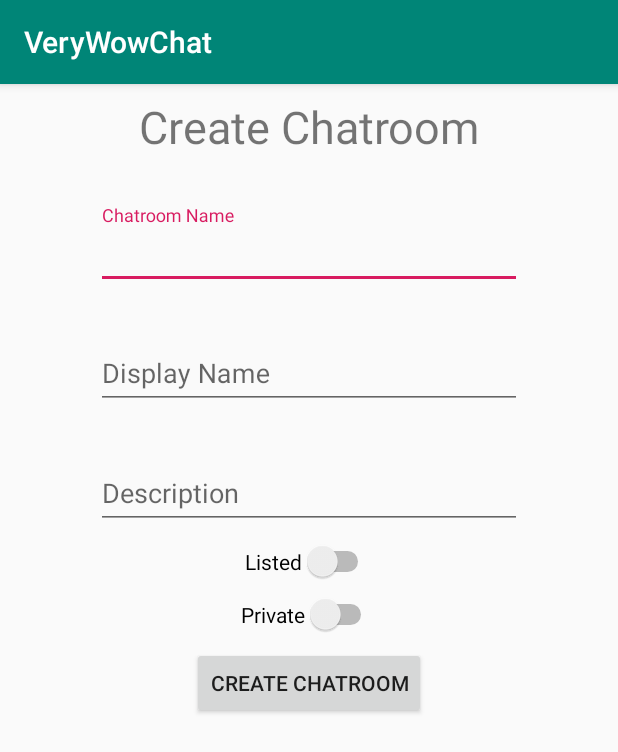
After one commit to Hieuvphan/Hugbundarverkefni2_Android, an Android app: the CreateChatroomActivity screen opened directly, with no data from a screen before it, on a phone screen of 412 x 824 dp. The commit adds this screen. Shown: the top 752 px of the screen. Run offline under Robolectric (Android 15) with nearby library versions, the phone set to English and light mode, and no system bars.

Commit message:
byrja á create chatroom virkni

```diff
--- a/VeryWowChat/app/src/main/AndroidManifest.xml
+++ b/VeryWowChat/app/src/main/AndroidManifest.xml
@@ -15,6 +15,7 @@
         <activity android:name=".RegisterActivity"
                   android:noHistory="true" ></activity>
         <activity android:name=".HomeActivity" />
+        <activity android:name=".CreateChatroomActivity" />
         <activity
             android:name=".MainActivity">
             <intent-filter>
--- /dev/null
+++ b/VeryWowChat/app/src/main/java/hi/hugbo/verywowchat/controllers/CreateChatroomActivity.java
@@ -0,0 +1,51 @@
+package hi.hugbo.verywowchat.controllers;
+
+import android.content.Intent;
+import android.support.v7.app.AppCompatActivity;
+import android.os.Bundle;
+import android.util.Log;
+import android.view.View;
+import android.widget.Button;
+import android.widget.Switch;
+import android.widget.TextView;
+
+import hi.hugbo.verywowchat.services.ChatroomService;
+import hi.hugbo.verywowchat.services.ChatroomServiceImplementation;
+
+public class CreateChatroomActivity extends AppCompatActivity {
+
+    private ChatroomService chatroomService = new ChatroomServiceImplementation();
+
+    private TextView edit_chatroom_name;
+    private TextView edit_chatroom_displayname;
+    private TextView edit_chatroom_description;
+    private Switch switch_listed;
+    private Switch switch_invited_only;
+    private Button btn_create_chatroom;
+
+    @Override
+    protected void onCreate(Bundle savedInstanceState) {
+        super.onCreate(savedInstanceState);
+        setContentView(R.layout.activity_create_chatroom);
+
+        edit_chatroom_name = findViewById(R.id.edit_chatroom_name);
+        edit_chatroom_displayname = findViewById(R.id.edit_chatroom_displayname);
+        edit_chatroom_description = findViewById(R.id.edit_chatroom_description);
+        switch_listed = findViewById(R.id.switch_listed);
+        switch_invited_only = findViewById(R.id.switch_invited_only);
+        btn_create_chatroom = findViewById(R.id.btn_create_chatroom);
+
+        btn_create_chatroom.setOnClickListener(new View.OnClickListener() {
+            @Override
+            public void onClick(View v) {
+                String chatroomName = edit_chatroom_name.getText()+"";
+                String displayName = edit_chatroom_displayname.getText()+"";
+                String description= edit_chatroom_description.getText()+"";
+                Boolean listed = switch_listed.isChecked();
+                Boolean invitedOnly = switch_invited_only.isChecked();
+
+                chatroomService.createChatroom(chatroomName, displayName, description, listed, invitedOnly);
+            }
+        });
+    }
+}
--- /dev/null
+++ b/VeryWowChat/app/src/main/java/hi/hugbo/verywowchat/services/ChatroomService.java
@@ -0,0 +1,7 @@
+package hi.hugbo.verywowchat.services;
+
+import hi.hugbo.verywowchat.entities.Chatroom;
+
+public interface ChatroomService {
+    public Chatroom createChatroom(String chatroomName, String displayName, String description, Boolean listed, Boolean invited_only);
+}
--- /dev/null
+++ b/VeryWowChat/app/src/main/res/layout/activity_create_chatroom.xml
@@ -0,0 +1,141 @@
+<?xml version="1.0" encoding="utf-8"?>
+<ScrollView
+    xmlns:android="http://schemas.android.com/apk/res/android"
+    xmlns:app="http://schemas.android.com/apk/res-auto"
+    xmlns:tools="http://schemas.android.com/tools"
+    android:layout_width="match_parent"
+    android:layout_height="match_parent">
+    <android.support.constraint.ConstraintLayout
+        android:layout_width="match_parent"
+        android:layout_height="match_parent">
+
+        <TextView
+            android:id="@+id/textView_create_chatroom"
+            android:layout_width="wrap_content"
+            android:layout_height="wrap_content"
+            android:layout_marginStart="8dp"
+            android:layout_marginLeft="8dp"
+            android:layout_marginTop="8dp"
+            android:layout_marginEnd="8dp"
+            android:layout_marginRight="8dp"
+            android:text="@string/chatroom_create"
+            android:textSize="30sp"
+            app:layout_constraintEnd_toEndOf="parent"
+            app:layout_constraintStart_toStartOf="parent"
+            app:layout_constraintTop_toTopOf="parent" />
+
+        <android.support.design.widget.TextInputLayout
+            android:id="@+id/layout_Chatroom_name"
+            android:layout_width="0dp"
+            android:layout_height="wrap_content"
+            android:layout_marginStart="64dp"
+            android:layout_marginLeft="64dp"
+            android:layout_marginTop="32dp"
+            android:layout_marginEnd="64dp"
+            android:layout_marginRight="64dp"
+            android:hint="@string/chatroom_name"
+            app:layout_constraintEnd_toEndOf="parent"
+            app:layout_constraintStart_toStartOf="parent"
+            app:layout_constraintTop_toBottomOf="@+id/textView_create_chatroom">
+
+            <EditText
+                android:id="@+id/edit_chatroom_name"
+                android:layout_width="match_parent"
+                android:layout_height="wrap_content"
+                android:ems="10"
+                android:inputType="textPersonName"
+                tools:layout_editor_absoluteX="190dp"
+                tools:layout_editor_absoluteY="185dp" />
+        </android.support.design.widget.TextInputLayout>
+
+        <android.support.design.widget.TextInputLayout
+            android:id="@+id/layout_chatroom_displayname"
+            android:layout_width="0dp"
+            android:layout_height="wrap_content"
+            android:layout_marginStart="64dp"
+            android:layout_marginLeft="64dp"
+            android:layout_marginTop="24dp"
+            android:layout_marginEnd="64dp"
+            android:layout_marginRight="64dp"
+            android:hint="@string/chatroom_display_name"
+            app:layout_constraintEnd_toEndOf="parent"
+            app:layout_constraintStart_toStartOf="parent"
+            app:layout_constraintTop_toBottomOf="@+id/layout_Chatroom_name">
+
+            <EditText
+                android:id="@+id/edit_chatroom_displayname"
+                android:layout_width="match_parent"
+                android:layout_height="match_parent"
+                android:layout_weight="1"
+                android:ems="10"
+                android:inputType="textPersonName" />
+        </android.support.design.widget.TextInputLayout>
+
+        <android.support.design.widget.TextInputLayout
+            android:id="@+id/layout_chatroom_description"
+            android:layout_width="0dp"
+            android:layout_height="wrap_content"
+            android:layout_marginStart="64dp"
+            android:layout_marginLeft="64dp"
+            android:layout_marginTop="24dp"
+            android:layout_marginEnd="64dp"
+            android:layout_marginRight="64dp"
+            android:hint="@string/chatroom_description"
+            app:layout_constraintEnd_toEndOf="parent"
+            app:layout_constraintStart_toStartOf="parent"
+            app:layout_constraintTop_toBottomOf="@+id/layout_chatroom_displayname">
+
+            <EditText
+                android:id="@+id/edit_chatroom_description"
+                android:layout_width="match_parent"
+                android:layout_height="match_parent"
+                android:layout_weight="1"
+                android:ems="10"
+                android:inputType="textMultiLine" />
+        </android.support.design.widget.TextInputLayout>
+
+        <Switch
+            android:id="@+id/switch_listed"
+            android:layout_width="wrap_content"
+            android:layout_height="wrap_content"
+            android:layout_marginStart="8dp"
+            android:layout_marginLeft="8dp"
+            android:layout_marginTop="8dp"
+            android:layout_marginEnd="8dp"
+            android:layout_marginRight="8dp"
+            android:text="@string/chatroom_listed"
+            app:layout_constraintEnd_toEndOf="parent"
+            app:layout_constraintStart_toStartOf="parent"
+            app:layout_constraintTop_toBottomOf="@+id/layout_chatroom_description" />
+
+        <Switch
+            android:id="@+id/switch_invited_only"
+            android:layout_width="wrap_content"
+            android:layout_height="wrap_content"
+            android:layout_marginStart="8dp"
+            android:layout_marginLeft="8dp"
+            android:layout_marginTop="8dp"
+            android:layout_marginEnd="8dp"
+            android:layout_marginRight="8dp"
+            android:text="@string/chatroom_invited_only"
+            app:layout_constraintEnd_toEndOf="parent"
+            app:layout_constraintStart_toStartOf="parent"
+            app:layout_constraintTop_toBottomOf="@+id/switch_listed" />
+
+        <Button
+            android:id="@+id/btn_create_chatroom"
+            android:layout_width="wrap_content"
+            android:layout_height="wrap_content"
+            android:layout_marginStart="8dp"
+            android:layout_marginLeft="8dp"
+            android:layout_marginTop="8dp"
+            android:layout_marginEnd="8dp"
+            android:layout_marginRight="8dp"
+            android:text="@string/chatroom_create"
+            app:layout_constraintEnd_toEndOf="parent"
+            app:layout_constraintStart_toStartOf="parent"
+            app:layout_constraintTop_toBottomOf="@+id/switch_invited_only" />
+
+    </android.support.constraint.ConstraintLayout>
+
+</ScrollView>
--- a/VeryWowChat/app/src/main/res/values/strings.xml
+++ b/VeryWowChat/app/src/main/res/values/strings.xml
@@ -12,5 +12,12 @@
     <string name="register_field_password">Password</string>
     <string name="register_field_password_reapet">Repeat Password</string>
     <string name="register_button_submit">Register</string>
+    <string name="chatroom_name">Chatroom Name</string>
+    <string name="chatroom_create">Create Chatroom</string>
+    <string name="chatroom_display_name">Display Name</string>
+    <string name="chatroom_description">Description</string>
+    <string name="chatroom_tags">Tags</string>
+    <string name="chatroom_listed" >Listed</string>
+    <string name="chatroom_invited_only" >Private</string>
 
 </resources>
```
Also changed, not shown: VeryWowChat/app/src/main/java/hi/hugbo/verywowchat/controllers/HomeActivity.java (+15 -0 lines), VeryWowChat/app/src/main/java/hi/hugbo/verywowchat/entities/Chatroom.java (added, +100 -0 lines), VeryWowChat/app/src/main/java/hi/hugbo/verywowchat/services/API_caller.java (+4 -3 lines), VeryWowChat/app/src/main/java/hi/hugbo/verywowchat/services/ChatroomServiceImplementation.java (added, +51 -0 lines), VeryWowChat/app/src/main/res/layout/activity_home.xml (+14 -0 lines).
